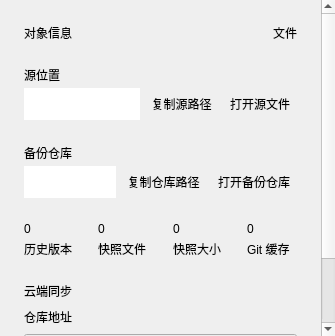
Zao-chen/ZcVersionBox, file windows/mainwindow_child/homepage/pages/homepage_page_dashboard.ui: the form before one commit.
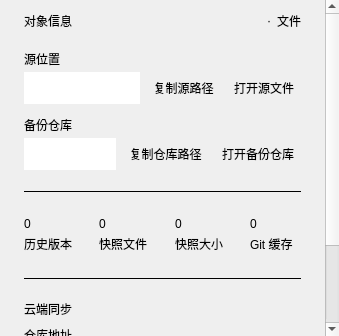
The form after the commit. Custom widgets are drawn as their Qt base class.

Commit message:
feat(ui): 重构概览页面视觉层级与排版
- 统一顶边距为 12px，与历史/备份列表页面切换时不再跳动
- 将追踪状态移入对象信息标题右侧副标题区（状态 · 类型），避免孤立文本行
- 为统计指标区增加上下轻量水平分割线，强化区块边界与呼吸感
- 恢复云端同步操作按钮的标准按钮外观与统一高度（32px）

What changed in the file:
```diff
--- a/windows/mainwindow_child/homepage/pages/homepage_page_dashboard.ui
+++ b/windows/mainwindow_child/homepage/pages/homepage_page_dashboard.ui
@@ -35,7 +35,7 @@
         <number>24</number>
        </property>
        <property name="topMargin">
-        <number>24</number>
+        <number>12</number>
        </property>
        <property name="rightMargin">
         <number>24</number>
@@ -74,7 +74,7 @@
            <number>0</number>
           </property>
           <property name="spacing">
-           <number>24</number>
+           <number>20</number>
           </property>
           <item>
            <layout class="QHBoxLayout" name="objectHeaderLayout">
@@ -91,7 +91,7 @@
              <number>0</number>
             </property>
             <property name="spacing">
-             <number>8</number>
+             <number>6</number>
             </property>
             <item>
              <widget class="oclero::qlementine::Label" name="objectLabel">
@@ -119,6 +119,26 @@
               </property>
              </spacer>
             </item>
+            <item>
+             <widget class="QLabel" name="syncStateLabel">
+              <property name="text">
+               <string/>
+              </property>
+              <property name="textFormat">
+               <enum>Qt::PlainText</enum>
+              </property>
+             </widget>
+            </item>
+            <item>
+             <widget class="QLabel" name="headerDot">
+              <property name="text">
+               <string>·</string>
+              </property>
+              <property name="textFormat">
+               <enum>Qt::PlainText</enum>
+              </property>
+             </widget>
+            </item>
             <item>
              <widget class="QLabel" name="stateValue">
               <property name="text">
@@ -132,6 +152,11 @@
            </layout>
           </item>
           <item>
+           <layout class="QVBoxLayout" name="pathsLayout">
+            <property name="spacing">
+             <number>12</number>
+            </property>
+            <item>
            <layout class="QVBoxLayout" name="sourceLayout">
             <property name="leftMargin">
              <number>0</number>
@@ -173,7 +198,7 @@
                <number>0</number>
               </property>
               <property name="spacing">
-               <number>4</number>
+                 <number>6</number>
               </property>
               <item>
                <widget class="QLineEdit" name="sourcePathEdit">
@@ -293,7 +318,7 @@
                <number>0</number>
               </property>
               <property name="spacing">
-               <number>4</number>
+                 <number>6</number>
               </property>
               <item>
                <widget class="QLineEdit" name="repositoryPathEdit">
@@ -371,19 +396,34 @@
             </item>
            </layout>
           </item>
+           </layout>
+          </item>
+          <item>
+           <widget class="QFrame" name="statsTopSeparator">
+            <property name="frameShape">
+             <enum>QFrame::HLine</enum>
+            </property>
+            <property name="frameShadow">
+             <enum>QFrame::Plain</enum>
+            </property>
+            <property name="lineWidth">
+             <number>1</number>
+            </property>
+           </widget>
+          </item>
           <item>
            <layout class="QHBoxLayout" name="statsLayout" stretch="1,1,1,1">
             <property name="leftMargin">
              <number>0</number>
             </property>
             <property name="topMargin">
-             <number>0</number>
+             <number>4</number>
             </property>
             <property name="rightMargin">
              <number>0</number>
             </property>
             <property name="bottomMargin">
-             <number>0</number>
+             <number>4</number>
             </property>
             <property name="spacing">
              <number>24</number>
@@ -558,6 +598,19 @@
             </item>
            </layout>
           </item>
+          <item>
+           <widget class="QFrame" name="statsBottomSeparator">
+            <property name="frameShape">
+             <enum>QFrame::HLine</enum>
+            </property>
+            <property name="frameShadow">
+             <enum>QFrame::Plain</enum>
+            </property>
+            <property name="lineWidth">
+             <number>1</number>
+            </property>
+           </widget>
+          </item>
           <item>
            <layout class="QVBoxLayout" name="remoteLayout">
             <property name="leftMargin">
@@ -689,12 +742,15 @@
                    <property name="toolTip">
                     <string>获取所有云端方案及里程碑；当前方案的文件变化会先预览，再确认应用。</string>
                    </property>
+                   <property name="minimumSize">
+                    <size>
+                     <width>0</width>
+                     <height>32</height>
+                    </size>
+                   </property>
                    <property name="autoDefault">
                     <bool>false</bool>
                    </property>
-                   <property name="flat">
-                    <bool>true</bool>
-                   </property>
                   </widget>
                  </item>
                  <item>
@@ -705,12 +761,15 @@
                    <property name="toolTip">
                     <string>上传所有本地方案的已保存历史及里程碑。</string>
                    </property>
+                   <property name="minimumSize">
+                    <size>
+                     <width>0</width>
+                     <height>32</height>
+                    </size>
+                   </property>
                    <property name="autoDefault">
                     <bool>false</bool>
                    </property>
-                   <property name="flat">
-                    <bool>true</bool>
-                   </property>
                   </widget>
                  </item>
                  <item>
@@ -718,12 +777,15 @@
                    <property name="text">
                     <string>打开地址</string>
                    </property>
+                   <property name="minimumSize">
+                    <size>
+                     <width>0</width>
+                     <height>32</height>
+                    </size>
+                   </property>
                    <property name="autoDefault">
                     <bool>false</bool>
                    </property>
-                   <property name="flat">
-                    <bool>true</bool>
-                   </property>
                   </widget>
                  </item>
                  <item>
```
Lines whose indentation alone changed are shown as unchanged. The commit also changes 1 other file.
